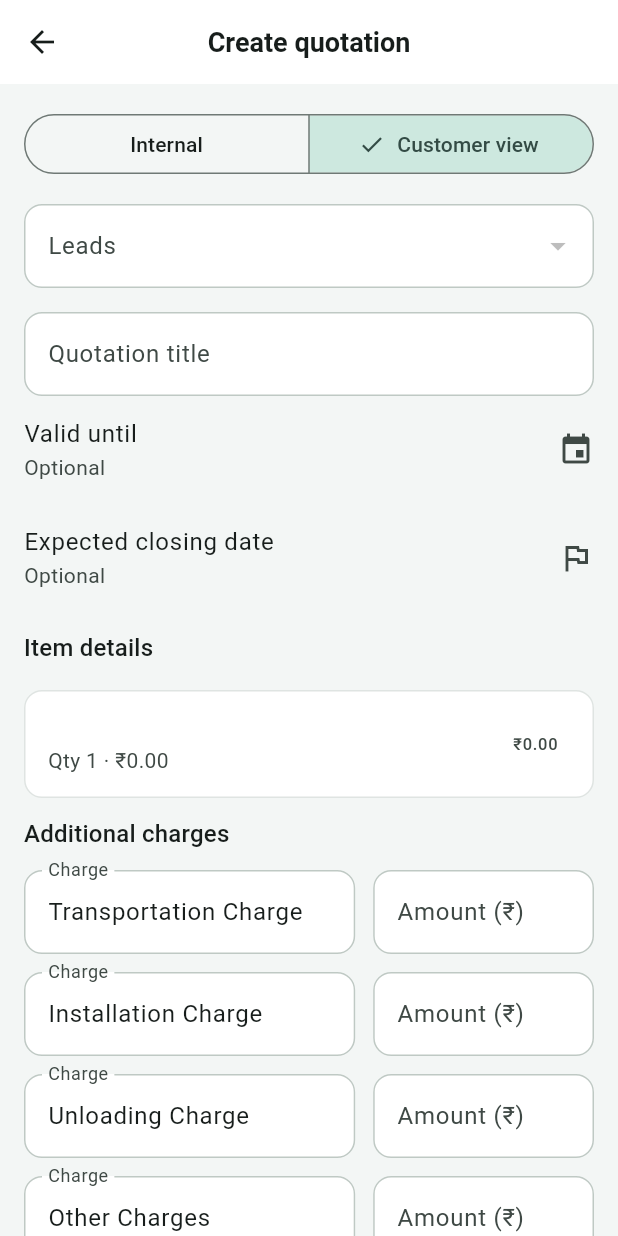
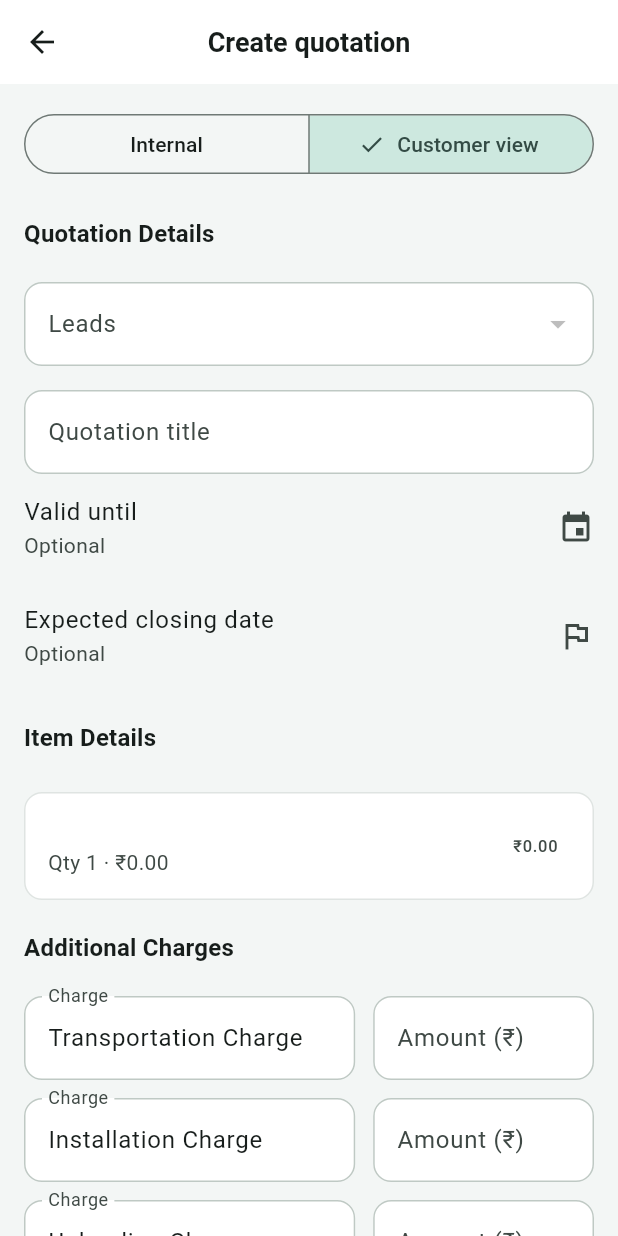
Before and after one commit to Yadukrishnan-kv/INTRACRM, a Flutter app: the QuotationFormPage screen opened by its route, after a tap on "Customer view", on a phone screen of 412 x 824 dp. Run offline on Flutter 3.47's test engine with Material 3 defaults, Android fonts, the phone set to English and light mode, and no system bars; our stand-ins replace connectivity_plus, dio, firebase_core, firebase_messaging, flutter_riverpod, flutter_secure_storage and 6 more; missing offline and left inert: cryptography, mobile_scanner, phone_numbers_parser, safe_device; accounts and stored records are empty; network calls fail.

Commit message:
Refactor code structure for improved readability and maintainability

```diff
--- a/apps/mobile/lib/features/quotations/application/quotation_providers.dart
+++ b/apps/mobile/lib/features/quotations/application/quotation_providers.dart
@@ -121,3 +121,11 @@ class QuotationDashboardController extends AsyncNotifier<Result<QuotationFollowU
     };
   }
 }
+
+final quotationSummaryProvider = FutureProvider<QuotationSummary>((ref) async {
+  final result = await ref.read(quotationApiProvider).summary();
+  return switch (result) {
+    Success(:final value) => value.data,
+    Err() => const QuotationSummary(),
+  };
+});
--- a/apps/mobile/lib/features/quotations/data/quotation_api.dart
+++ b/apps/mobile/lib/features/quotations/data/quotation_api.dart
@@ -176,6 +176,13 @@ class QuotationApi {
     );
   }
 
+  Future<Result<ApiSuccess<QuotationSummary>>> summary() {
+    return _client.get(
+      '/quotations/summary',
+      parse: (json) => QuotationSummary.fromJson(json! as Map<String, dynamic>),
+    );
+  }
+
   Future<Result<ApiSuccess<QuotationFollowUpDashboard>>> dashboard() {
     return _client.get(
       '/quotations/engine/dashboard',
--- a/apps/mobile/lib/features/quotations/presentation/quotation_form_page.dart
+++ b/apps/mobile/lib/features/quotations/presentation/quotation_form_page.dart
@@ -8,6 +8,8 @@ import '../../../design_system/components/app_button.dart';
 import '../../../design_system/components/app_loading.dart';
 import '../../../design_system/components/app_scaffold.dart';
 import '../../../design_system/components/app_text_field.dart';
+import '../../../design_system/tokens/app_assets.dart';
+import '../../../design_system/tokens/app_colors.dart';
 import '../../../design_system/tokens/app_spacing.dart';
 import '../../../l10n/app_strings.dart';
 import '../../leads/application/lead_list_controller.dart';
@@ -405,6 +407,14 @@ class _QuotationFormPageState extends ConsumerState<QuotationFormPage> {
     );
   }
 
+  Widget _h(String text) => Padding(
+        padding: const EdgeInsets.only(top: AppSpacing.xs, bottom: AppSpacing.xs),
+        child: Text(
+          text,
+          style: Theme.of(context).textTheme.titleMedium?.copyWith(fontWeight: FontWeight.w700),
+        ),
+      );
+
   Widget _summary() {
     final t = _totals;
     TextStyle? bold(BuildContext c) => Theme.of(c).textTheme.titleMedium;
@@ -420,6 +430,18 @@ class _QuotationFormPageState extends ConsumerState<QuotationFormPage> {
         padding: const EdgeInsets.all(AppSpacing.md),
         child: Column(
           children: [
+            if (_customerView)
+              Padding(
+                padding: const EdgeInsets.only(bottom: AppSpacing.md),
+                child: Row(
+                  mainAxisAlignment: MainAxisAlignment.spaceBetween,
+                  children: [
+                    Image.asset(AppAssets.logo, height: 40),
+                    Text('QUOTATION', style: bold(context)?.copyWith(color: AppColors.teal)),
+                  ],
+                ),
+              ),
+            Align(alignment: Alignment.centerLeft, child: _h('Quotation Summary')),
             row('Items total', _money(t.itemsMinor)),
             for (var i = 0; i < _charges.length; i++)
               if (t.chargeMinor[i] > 0) row(_charges[i].description.text, _money(t.chargeMinor[i])),
@@ -427,8 +449,24 @@ class _QuotationFormPageState extends ConsumerState<QuotationFormPage> {
             row('Discount', '−${_money(t.discountMinor)}'),
             row(_gstInclusive ? 'GST (${_gstPct.text}% included)' : 'GST (${_gstPct.text}%)', _money(t.taxMinor)),
             if (!_customerView && _lines.any((l) => l.hasPurchase)) row('Profit after discount', _money(_profit)),
-            const Divider(),
-            row('Grand total', _money(t.totalMinor), style: bold(context)),
+            const SizedBox(height: AppSpacing.sm),
+            Container(
+              padding: const EdgeInsets.symmetric(horizontal: AppSpacing.md, vertical: 14),
+              decoration: BoxDecoration(
+                color: AppColors.tealDark,
+                borderRadius: BorderRadius.circular(10),
+              ),
+              child: Row(
+                mainAxisAlignment: MainAxisAlignment.spaceBetween,
+                children: [
+                  const Text('Grand Total', style: TextStyle(color: Colors.white, fontWeight: FontWeight.w600)),
+                  Text(
+                    _money(t.totalMinor),
+                    style: const TextStyle(color: Colors.white, fontWeight: FontWeight.w700, fontSize: 20),
+                  ),
+                ],
+              ),
+            ),
           ],
         ),
       ),
@@ -551,6 +589,8 @@ class _QuotationFormPageState extends ConsumerState<QuotationFormPage> {
                   onSelectionChanged: (v) => setState(() => _customerView = v.first),
                 ),
                 const SizedBox(height: AppSpacing.md),
+                _h('Quotation Details'),
+                const SizedBox(height: AppSpacing.sm),
                 if (widget.leadId == null && widget.quotationId == null)
                   DropdownButtonFormField<String>(
                     initialValue: _leadId,
@@ -578,7 +618,7 @@ class _QuotationFormPageState extends ConsumerState<QuotationFormPage> {
                   onTap: _pickExpectedClose,
                 ),
                 const SizedBox(height: AppSpacing.sm),
-                Text('Item details', style: Theme.of(context).textTheme.titleMedium),
+                _h('Item Details'),
                 for (var index = 0; index < _lines.length; index++) ...[
                   const SizedBox(height: AppSpacing.md),
                   _lineCard(index),
@@ -589,16 +629,21 @@ class _QuotationFormPageState extends ConsumerState<QuotationFormPage> {
                     child: const Text('+ Add item'),
                   ),
                 if (!_customerView)
-                  Padding(
-                    padding: const EdgeInsets.only(bottom: AppSpacing.sm),
+                  Container(
+                    margin: const EdgeInsets.only(bottom: AppSpacing.sm),
+                    padding: const EdgeInsets.all(AppSpacing.sm),
+                    decoration: BoxDecoration(
+                      color: AppColors.tealSoft,
+                      borderRadius: BorderRadius.circular(8),
+                    ),
                     child: Text(
-                      'Unit price = purchase price + margin %, rounded up to the next '
-                      '₹${(_roundingStep / 100).toStringAsFixed(0)}.',
-                      style: Theme.of(context).textTheme.bodySmall,
+                      'Pricing Formula: Unit Price = Purchase Price + Margin %  |  '
+                      'MRP = Round up to next ₹${(_roundingStep / 100).toStringAsFixed(0)}',
+                      style: Theme.of(context).textTheme.bodySmall?.copyWith(color: AppColors.tealDark),
                     ),
                   ),
                 const SizedBox(height: AppSpacing.sm),
-                Text('Additional charges', style: Theme.of(context).textTheme.titleMedium),
+                _h('Additional Charges'),
                 for (final c in _charges) ...[
                   const SizedBox(height: AppSpacing.sm),
                   Row(children: [
@@ -612,7 +657,7 @@ class _QuotationFormPageState extends ConsumerState<QuotationFormPage> {
                   child: const Text('+ Add charge'),
                 ),
                 const SizedBox(height: AppSpacing.sm),
-                Text('Tax & discount', style: Theme.of(context).textTheme.titleMedium),
+                _h('Tax & Discount'),
                 SegmentedButton<bool>(
                   segments: const [
                     ButtonSegment(value: true, label: Text('GST included')),
@@ -630,7 +675,7 @@ class _QuotationFormPageState extends ConsumerState<QuotationFormPage> {
                 const SizedBox(height: AppSpacing.md),
                 _summary(),
                 const SizedBox(height: AppSpacing.md),
-                Text('Product specification', style: Theme.of(context).textTheme.titleMedium),
+                _h('Product Specification'),
                 for (var i = 0; i < _specs.length; i++) ...[
                   const SizedBox(height: AppSpacing.sm),
                   Row(children: [
--- a/apps/mobile/lib/features/quotations/presentation/quotation_list_page.dart
+++ b/apps/mobile/lib/features/quotations/presentation/quotation_list_page.dart
@@ -5,6 +5,7 @@ import 'package:go_router/go_router.dart';
 import '../../../core/error/result.dart';
 import '../../../design_system/components/app_async_body.dart';
 import '../../../design_system/components/app_scaffold.dart';
+import '../../../design_system/tokens/app_colors.dart';
 import '../../../design_system/tokens/app_spacing.dart';
 import '../../../features/auth/application/auth_controller.dart';
 import '../../../l10n/app_strings.dart';
@@ -22,6 +23,7 @@ class QuotationListPage extends ConsumerWidget {
     final filter = ref.watch(quotationListProvider.notifier).filter;
     final canCreate =
         ref.watch(authControllerProvider).user?.canCreateQuotation == true;
+    final summary = ref.watch(quotationSummaryProvider).asData?.value ?? const QuotationSummary();
     final dash = dashboard.asData?.value;
     final board = dash is Success<QuotationFollowUpDashboard> ? dash.value : null;
 
@@ -46,6 +48,7 @@ class QuotationListPage extends ConsumerWidget {
           : null,
       body: Column(
         children: [
+          _KpiRow(summary: summary),
           if (board != null)
             Padding(
               padding: const EdgeInsets.fromLTRB(AppSpacing.md, AppSpacing.sm, AppSpacing.md, 0),
@@ -63,29 +66,7 @@ class QuotationListPage extends ConsumerWidget {
                 },
               ),
             ),
-          Padding(
-            padding: const EdgeInsets.fromLTRB(AppSpacing.md, AppSpacing.sm, AppSpacing.md, 0),
-            child: Wrap(
-              spacing: 8,
-              children: [
-                FilterChip(
-                  label: const Text('All'),
-                  selected: filter.status == null && !filter.pending && filter.bucket == null,
-                  onSelected: (_) => ref.read(quotationListProvider.notifier).apply(
-                    QuotationListFilter(leadId: filter.leadId),
-                  ),
-                ),
-                for (final status in QuotationStatuses.all)
-                  FilterChip(
-                    label: Text(QuotationStatuses.title(status)),
-                    selected: filter.status == status && filter.bucket == null && !filter.pending,
-                    onSelected: (_) => ref.read(quotationListProvider.notifier).apply(
-                      QuotationListFilter(status: status, leadId: filter.leadId),
-                    ),
-                  ),
-              ],
-            ),
-          ),
+          _Tabs(summary: summary, filter: filter, ref: ref),
           Expanded(
             child: RefreshIndicator(
               onRefresh: () => _refresh(ref),
@@ -147,6 +128,7 @@ class QuotationListPage extends ConsumerWidget {
   Future<void> _refresh(WidgetRef ref) async {
     await ref.read(quotationListProvider.notifier).refresh();
     await ref.read(quotationDashboardProvider.notifier).refresh();
+    ref.invalidate(quotationSummaryProvider);
   }
 }
 
@@ -219,3 +201,87 @@ class _BucketCard extends StatelessWidget {
     );
   }
 }
+
+class _KpiRow extends StatelessWidget {
+  const _KpiRow({required this.summary});
+
+  final QuotationSummary summary;
+
+  @override
+  Widget build(BuildContext context) {
+    final tiles = [
+      ('Total Quotations', '${summary.total}', AppColors.tealDark),
+      ('Pending', '${summary.pending}', AppColors.warning),
+      ('Approved', '${summary.count('approved')}', AppColors.success),
+      ('Converted', '${summary.count('won')}', AppColors.teal),
+      ('Quotation Value', summary.valueLabel, AppColors.tealDark),
+    ];
+    return SizedBox(
+      height: 76,
+      child: ListView.separated(
+        scrollDirection: Axis.horizontal,
+        padding: const EdgeInsets.fromLTRB(AppSpacing.md, AppSpacing.sm, AppSpacing.md, 0),
+        itemCount: tiles.length,
+        separatorBuilder: (_, _) => const SizedBox(width: 8),
+        itemBuilder: (context, i) {
+          final (label, value, color) = tiles[i];
+          return Container(
+            width: 128,
+            padding: const EdgeInsets.symmetric(horizontal: 12, vertical: 8),
+            decoration: BoxDecoration(
+              color: Theme.of(context).colorScheme.surface,
+              borderRadius: BorderRadius.circular(12),
+              border: Border.all(color: Theme.of(context).dividerColor),
+            ),
+            child: Column(
+              crossAxisAlignment: CrossAxisAlignment.start,
+              mainAxisAlignment: MainAxisAlignment.center,
+              children: [
+                Text(value, style: Theme.of(context).textTheme.titleLarge?.copyWith(color: color, fontWeight: FontWeight.w700)),
+                Text(label, style: Theme.of(context).textTheme.labelSmall, maxLines: 1, overflow: TextOverflow.ellipsis),
+              ],
+            ),
+          );
+        },
+      ),
+    );
+  }
+}
+
+class _Tabs extends StatelessWidget {
+  const _Tabs({required this.summary, required this.filter, required this.ref});
+
+  final QuotationSummary summary;
+  final QuotationListFilter filter;
+  final WidgetRef ref;
+
+  @override
+  Widget build(BuildContext context) {
+    final noBucket = filter.bucket == null;
+    final tabs = <(String, int?, bool, QuotationListFilter)>[
+      ('All Quotations', null, filter.status == null && !filter.pending && noBucket, QuotationListFilter(leadId: filter.leadId)),
+      ('Drafts', summary.count('draft'), filter.status == 'draft' && noBucket && !filter.pending, QuotationListFilter(status: 'draft', leadId: filter.leadId)),
+      ('Pending', summary.pending, filter.pending && noBucket, QuotationListFilter(pending: true, leadId: filter.leadId)),
+      ('Approved', summary.count('approved'), filter.status == 'approved' && noBucket && !filter.pending, QuotationListFilter(status: 'approved', leadId: filter.leadId)),
+      ('Rejected', summary.count('lost'), filter.status == 'lost' && noBucket && !filter.pending, QuotationListFilter(status: 'lost', leadId: filter.leadId)),
+      ('Converted', summary.count('won'), filter.status == 'won' && noBucket && !filter.pending, QuotationListFilter(status: 'won', leadId: filter.leadId)),
+    ];
+    return SizedBox(
+      height: 48,
+      child: ListView.separated(
+        scrollDirection: Axis.horizontal,
+        padding: const EdgeInsets.fromLTRB(AppSpacing.md, AppSpacing.sm, AppSpacing.md, 0),
+        itemCount: tabs.length,
+        separatorBuilder: (_, _) => const SizedBox(width: 8),
+        itemBuilder: (context, i) {
+          final (label, count, selected, next) = tabs[i];
+          return ChoiceChip(
+            label: Text(count == null ? label : '$label ($count)'),
+            selected: selected,
+            onSelected: (_) => ref.read(quotationListProvider.notifier).apply(next),
+          );
+        },
+      ),
+    );
+  }
+}
```
Also changed, not shown: apps/mobile/lib/features/quotations/domain/quotation.dart (+39 -0 lines), 4 other files.
